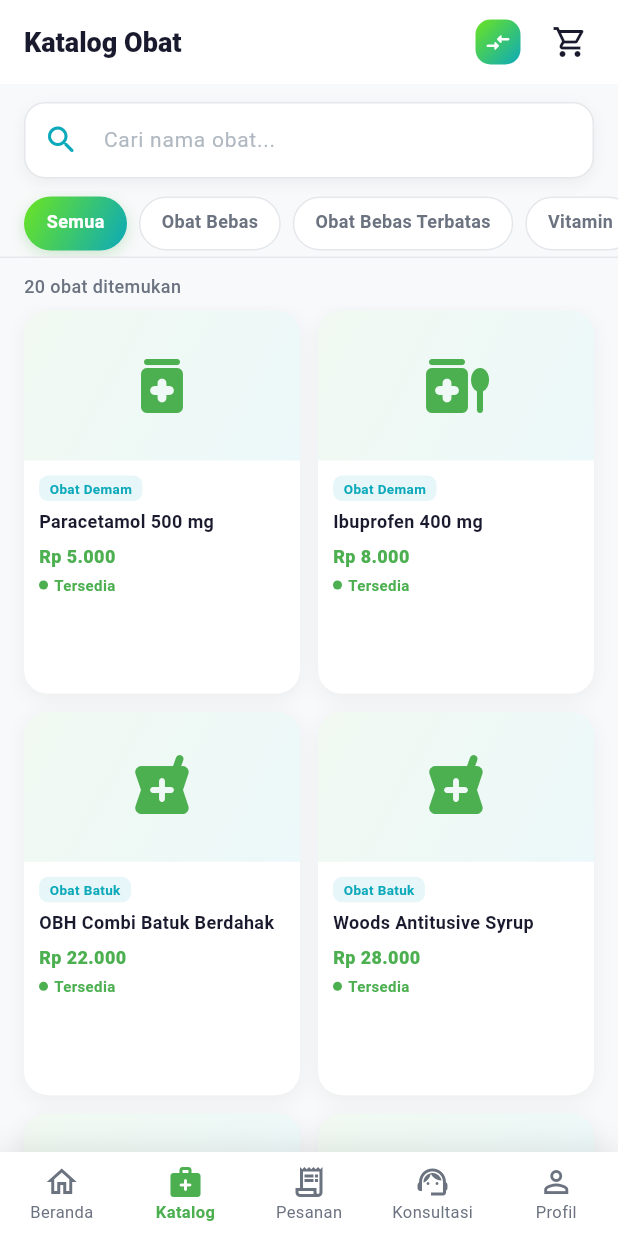
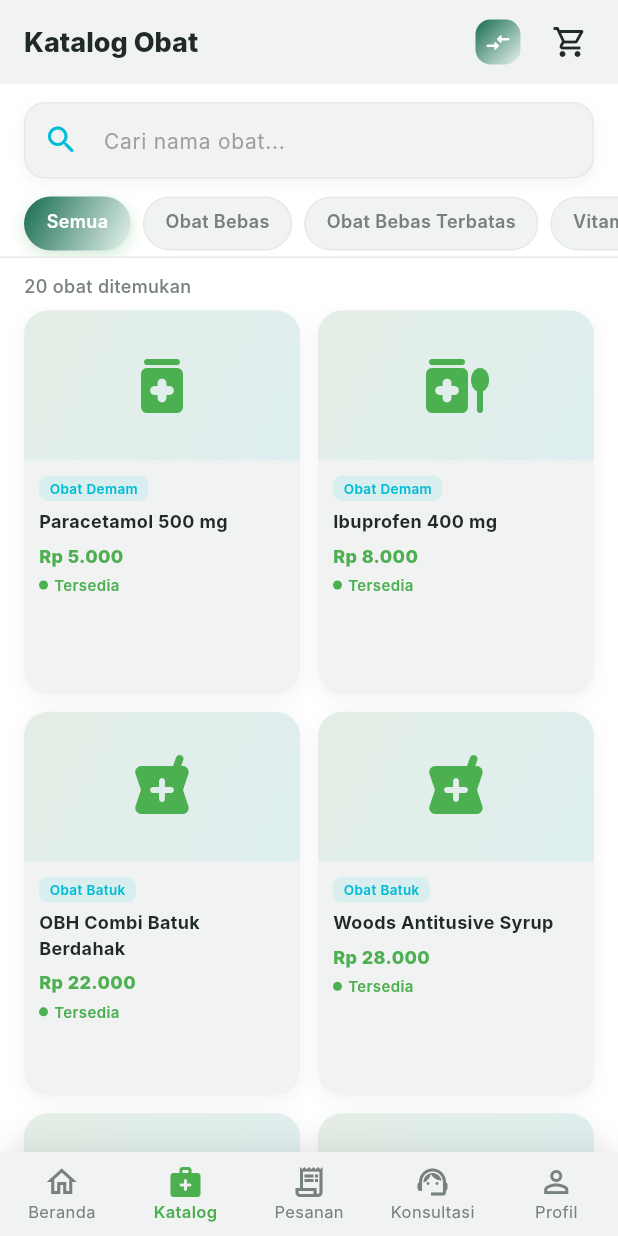
Before and after one commit to Arialdi123/ApoteKita, a Flutter app: the screen it shows once a user with an empty profile is signed in, item 2 of the bottom bar chosen, on a phone screen of 412 x 824 dp. Run offline on Flutter 3.47's test engine with Material 3 defaults, Android fonts, the phone set to English and light mode, and no system bars; our stand-ins replace cloud_firestore, firebase_auth, firebase_core, flutter_svg, google_sign_in; accounts and stored records are empty; Roboto replaces fonts that are missing (Inter).

Commit message:
style: update application color palette

```diff
--- a/lib/app/theme.dart
+++ b/lib/app/theme.dart
@@ -1,145 +1,130 @@
 import 'package:flutter/material.dart';
 
-/// Design tokens ApoteKita — satu sumber kebenaran untuk seluruh UI.
-/// Warna, font, radius, dan shadow diambil dari Splash Screen yang sudah ada.
+// ─── Warna Aplikasi ──────────────────────────────────────────────────────────
 class AppColors {
-  AppColors._();
+  AppColors._(); // non-instantiable
 
-  // Brand colors (dari Splash Screen)
+  static const Color primary = Color(0xFF176B50);
+  static const Color secondary = Color(0xFFE8F4EE);
+  static const Color background = Color(0xFFFFFFFF);
+  static const Color surface = Color(0xFFF1F3F2);
+  static const Color textPrimary = Color(0xFF202B27);
+  static const Color textSecondary = Color(0xFF78827D);
+  static const Color textHint = Color(0xFF9E9E9E);
+  static const Color border = Color(0xFFE4EAE6);
+  static const Color success = Color(0xFF249B68);
+  static const Color error = Color(0xFFD9534F);
   static const Color green = Color(0xFF4CAF50);
-  static const Color greenLight = Color(0xFF6CE421);
-  static const Color cyan = Color(0xFF0CA9BA);
+  static const Color cyan = Color(0xFF00BCD4);
 
-  // Background
-  static const Color background = Color(0xFFF8F9FA);
-  static const Color surface = Colors.white;
-
-  // Text
-  static const Color textPrimary = Color(0xFF1A1A2E);
-  static const Color textSecondary = Color(0xFF6B7280);
-  static const Color textHint = Color(0xFFB0B8C1);
-
-  // Border
-  static const Color border = Color(0xFFE5E7EB);
-
-  // Error
-  static const Color error = Color(0xFFE53935);
-
-  // Gradient utama brand
   static const LinearGradient brandGradient = LinearGradient(
-    colors: [greenLight, cyan],
+    colors: [primary, secondary],
     begin: Alignment.topLeft,
     end: Alignment.bottomRight,
   );
+}
 
-  static const LinearGradient brandGradientVertical = LinearGradient(
-    colors: [green, cyan],
-    begin: Alignment.topCenter,
-    end: Alignment.bottomCenter,
+// ─── Gaya Teks ───────────────────────────────────────────────────────────────
+class AppTextStyles {
+  AppTextStyles._();
+
+  static const String fontFamily = 'Inter';
+
+  static const TextStyle headline1 = TextStyle(
+    fontFamily: fontFamily,
+    fontSize: 24,
+    fontWeight: FontWeight.bold,
+    color: AppColors.textPrimary,
+  );
+
+  static const TextStyle headline2 = TextStyle(
+    fontFamily: fontFamily,
+    fontSize: 20,
+    fontWeight: FontWeight.w600,
+    color: AppColors.textPrimary,
+  );
+
+  static const TextStyle body = TextStyle(
+    fontFamily: fontFamily,
+    fontSize: 16,
+    color: AppColors.textPrimary,
+  );
+
+  static const TextStyle caption = TextStyle(
+    fontFamily: fontFamily,
+    fontSize: 14,
+    color: AppColors.textSecondary,
   );
 }
 
+// ─── Tema Aplikasi ───────────────────────────────────────────────────────────
 class AppTheme {
   AppTheme._();
 
-  static ThemeData get light {
-    return ThemeData(
-      useMaterial3: true,
-      colorScheme: ColorScheme.fromSeed(
-        seedColor: AppColors.green,
-        primary: AppColors.green,
-        secondary: AppColors.cyan,
+  static final ThemeData lightTheme = ThemeData(
+    brightness: Brightness.light,
+    primaryColor: AppColors.primary,
+    scaffoldBackgroundColor: AppColors.background,
+    colorScheme: const ColorScheme(
+      brightness: Brightness.light,
+      primary: AppColors.primary,
+      onPrimary: Colors.white,
+      secondary: AppColors.secondary,
+      onSecondary: AppColors.textPrimary,
+      error: AppColors.error,
+      onError: Colors.white,
       surface: AppColors.surface,
-        error: AppColors.error,
+      onSurface: AppColors.textPrimary,
     ),
-      scaffoldBackgroundColor: AppColors.background,
-      fontFamily: 'Roboto',
-
-      // AppBar
-      appBarTheme: const AppBarTheme(
-        elevation: 0,
-        backgroundColor: AppColors.surface,
-        surfaceTintColor: Colors.transparent,
-        foregroundColor: AppColors.textPrimary,
-        centerTitle: false,
-        titleTextStyle: TextStyle(
-          fontSize: 20,
-          fontWeight: FontWeight.bold,
-          color: AppColors.textPrimary,
-        ),
-      ),
-
-      // Input / TextField
+    fontFamily: AppTextStyles.fontFamily,
     inputDecorationTheme: InputDecorationTheme(
       filled: true,
       fillColor: AppColors.surface,
-        contentPadding: const EdgeInsets.symmetric(
-          horizontal: 16,
-          vertical: 14,
-        ),
       border: OutlineInputBorder(
-          borderRadius: BorderRadius.circular(12),
+        borderRadius: BorderRadius.circular(14),
         borderSide: const BorderSide(color: AppColors.border),
       ),
       enabledBorder: OutlineInputBorder(
-          borderRadius: BorderRadius.circular(12),
+        borderRadius: BorderRadius.circular(14),
         borderSide: const BorderSide(color: AppColors.border),
       ),
       focusedBorder: OutlineInputBorder(
-          borderRadius: BorderRadius.circular(12),
-          borderSide: const BorderSide(color: AppColors.cyan, width: 1.8),
+        borderRadius: BorderRadius.circular(14),
+        borderSide: const BorderSide(color: AppColors.primary, width: 2),
       ),
-        errorBorder: OutlineInputBorder(
-          borderRadius: BorderRadius.circular(12),
-          borderSide: const BorderSide(color: AppColors.error),
     ),
-        focusedErrorBorder: OutlineInputBorder(
-          borderRadius: BorderRadius.circular(12),
-          borderSide: const BorderSide(color: AppColors.error, width: 1.8),
-        ),
-        hintStyle: const TextStyle(
-          color: AppColors.textHint,
-          fontSize: 14,
-        ),
-        labelStyle: const TextStyle(color: AppColors.textSecondary),
-      ),
-
-      // ElevatedButton
     elevatedButtonTheme: ElevatedButtonThemeData(
       style: ElevatedButton.styleFrom(
-          backgroundColor: AppColors.green,
+        backgroundColor: AppColors.primary,
         foregroundColor: Colors.white,
-          minimumSize: const Size(double.infinity, 50),
+        textStyle: const TextStyle(
+          fontFamily: AppTextStyles.fontFamily,
+          fontWeight: FontWeight.w600,
+        ),
         shape: RoundedRectangleBorder(
-            borderRadius: BorderRadius.circular(12),
+          borderRadius: BorderRadius.circular(14),
         ),
-          elevation: 0,
-          textStyle: const TextStyle(
-            fontSize: 15,
-            fontWeight: FontWeight.w600,
-            letterSpacing: 0.5,
+        minimumSize: const Size.fromHeight(48),
       ),
     ),
+    outlinedButtonTheme: OutlinedButtonThemeData(
+      style: OutlinedButton.styleFrom(
+        foregroundColor: AppColors.textPrimary,
+        side: const BorderSide(color: AppColors.border),
+        shape: RoundedRectangleBorder(
+          borderRadius: BorderRadius.circular(14),
         ),
-
-      // TextButton
+        minimumSize: const Size.fromHeight(48),
+      ),
+    ),
     textButtonTheme: TextButtonThemeData(
       style: TextButton.styleFrom(
-          foregroundColor: AppColors.cyan,
-          textStyle: const TextStyle(
-            fontSize: 14,
-            fontWeight: FontWeight.w600,
+        foregroundColor: AppColors.textSecondary,
+        textStyle: const TextStyle(decoration: TextDecoration.underline),
       ),
     ),
-      ),
+  );
 
-      // SnackBar
-      snackBarTheme: SnackBarThemeData(
-        behavior: SnackBarBehavior.floating,
-        shape: RoundedRectangleBorder(borderRadius: BorderRadius.circular(10)),
-        backgroundColor: AppColors.textPrimary,
-        contentTextStyle: const TextStyle(color: Colors.white, fontSize: 14),
-      ),
-    );
+  /// Alias agar `AppTheme.light` bisa dipakai di main.dart
+  static ThemeData get light => lightTheme;
 }
-}
```
Lines whose indentation alone changed are shown as unchanged.
